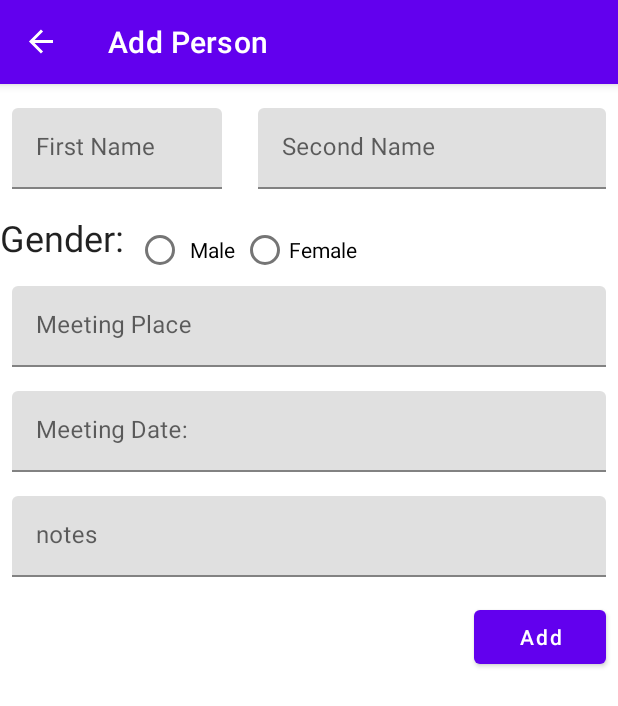
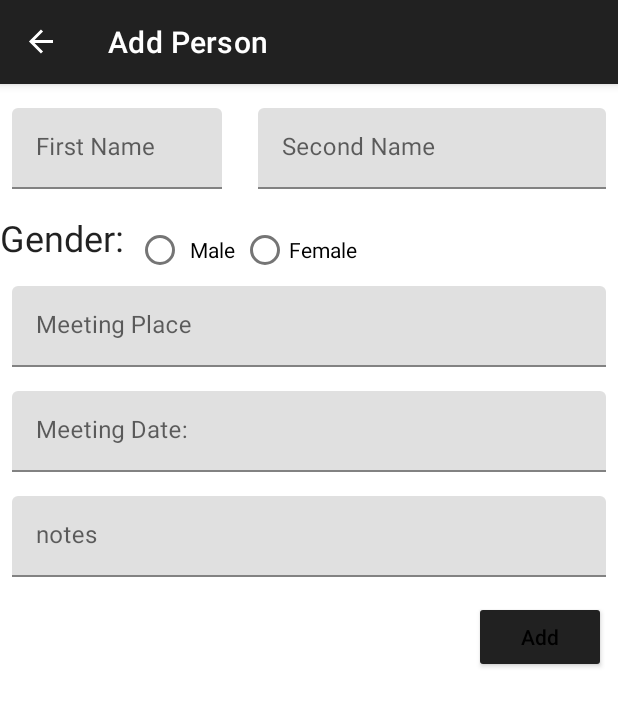
Before and after one commit to omer358/Remind-Me, an Android app: the AddPersonFragment screen opened through its navigation route, on a phone screen of 412 x 824 dp. Shown: the top 706 px of the screen. Run offline under Robolectric (Android 15) with nearby library versions, the phone set to English and light mode, and no system bars; our stand-ins replace Room's generated code, data binding, navigation-ui.

Commit message:
change the theme

```diff
--- a/app/src/main/java/com/example/remindme/MainActivity.kt
+++ b/app/src/main/java/com/example/remindme/MainActivity.kt
@@ -16,7 +16,7 @@ class MainActivity : AppCompatActivity() {
         super.onCreate(savedInstanceState)
         binding = DataBindingUtil.setContentView(this,R.layout.activity_main)
 
-        setSupportActionBar(binding.myToolbar)
+//        setSupportActionBar(binding.myToolbar)
         val navController = this.findNavController(R.id.nav_host_fragment_container)
         NavigationUI.setupActionBarWithNavController(this,navController)
     }
--- a/app/src/main/res/drawable-v21/custom_ripple.xml
+++ b/app/src/main/res/drawable-v21/custom_ripple.xml
@@ -1,6 +1,6 @@
 <?xml version="1.0" encoding="utf-8"?>
 <ripple xmlns:android="http://schemas.android.com/apk/res/android"
-    android:color="@color/colorAccent">
+    android:color="@color/primaryLightColor">
     <item
         android:id="@android:id/mask"
         android:drawable="@android:color/white" />
--- a/app/src/main/res/drawable/custom_ripple.xml
+++ b/app/src/main/res/drawable/custom_ripple.xml
@@ -3,7 +3,7 @@
 
     <item android:state_pressed="true">
         <shape android:shape="rectangle">
-            <solid android:color="@color/colorAccent" />
+            <solid android:color="@color/primaryLightColor" />
         </shape>
     </item>
 
--- a/app/src/main/res/drawable/splash_screen_background.xml
+++ b/app/src/main/res/drawable/splash_screen_background.xml
@@ -2,7 +2,7 @@
 <layer-list xmlns:app="http://schemas.android.com/apk/res-auto"
     xmlns:android="http://schemas.android.com/apk/res/android">
 
-    <item android:drawable="@color/colorPrimary"/>
+    <item android:drawable="@color/primaryColor"/>
     <item android:gravity="center"
         android:drawable="@drawable/ic_avatar_1"/>
 </layer-list>
--- a/app/src/main/res/layout/activity_main.xml
+++ b/app/src/main/res/layout/activity_main.xml
@@ -8,14 +8,14 @@
     android:layout_height="match_parent"
     tools:context=".MainActivity">
 
-    <androidx.appcompat.widget.Toolbar
-        android:id="@+id/my_toolbar"
-        android:layout_width="match_parent"
-        android:layout_height="?attr/actionBarSize"
-        android:background="?attr/colorPrimary"
-        android:elevation="4dp"
-        style="@style/Widget.MaterialComponents.Toolbar.Primary"
-        app:layout_constraintTop_toTopOf="parent"/>
+<!--    <androidx.appcompat.widget.Toolbar-->
+<!--        android:id="@+id/my_toolbar"-->
+<!--        android:layout_width="match_parent"-->
+<!--        android:layout_height="?attr/actionBarSize"-->
+<!--        android:background="?attr/colorPrimary"-->
+<!--        android:elevation="4dp"-->
+<!--        style="@style/AppTheme"-->
+<!--        app:layout_constraintTop_toTopOf="parent"/>-->
 
     <fragment
         android:id="@+id/nav_host_fragment_container"
@@ -25,7 +25,7 @@
         app:layout_constraintBottom_toBottomOf="parent"
         app:layout_constraintEnd_toEndOf="parent"
         app:layout_constraintStart_toStartOf="parent"
-        app:layout_constraintTop_toBottomOf="@id/my_toolbar"
+        app:layout_constraintTop_toTopOf="parent"
         app:defaultNavHost="true"
         app:navGraph="@navigation/nav_graph"/>
 
--- a/app/src/main/res/layout/add_person_fragment.xml
+++ b/app/src/main/res/layout/add_person_fragment.xml
@@ -27,7 +27,9 @@
             android:hint="@string/first_name"
             app:layout_constraintEnd_toStartOf="@+id/outlined_second_name"
             app:layout_constraintStart_toStartOf="parent"
-            app:layout_constraintTop_toTopOf="parent">
+            app:layout_constraintTop_toTopOf="parent"
+            android:layout_marginLeft="8dp"
+            android:layout_marginRight="24dp">
 
             <com.google.android.material.textfield.TextInputEditText
                 android:id="@+id/et_first_name"
@@ -164,9 +166,11 @@
             android:layout_marginTop="16dp"
             android:layout_marginEnd="8dp"
             android:text="@string/done_string"
+            style="@style/Widget.AppCompat.Button"
             android:textAllCaps="false"
             app:layout_constraintEnd_toEndOf="parent"
-            app:layout_constraintTop_toBottomOf="@id/outlined_note" />
+            app:layout_constraintTop_toBottomOf="@id/outlined_note"
+            android:layout_marginRight="8dp" />
 
 
     </androidx.constraintlayout.widget.ConstraintLayout>
--- a/app/src/main/res/layout/people_fragment.xml
+++ b/app/src/main/res/layout/people_fragment.xml
@@ -34,7 +34,7 @@
         app:layout_constraintBottom_toBottomOf="parent"
         android:layout_margin="16dp"
         app:srcCompat="@drawable/ic_baseline_add_24"
-        app:rippleColor="@color/colorPrimary" />
+        app:rippleColor="@color/primaryColor" />
 
     <ImageView
         android:id="@+id/empty_state_image"
--- a/app/src/main/res/layout/person_details_fragment.xml
+++ b/app/src/main/res/layout/person_details_fragment.xml
@@ -24,9 +24,9 @@
             app:layout_constraintTop_toTopOf="parent"
             tools:src="@drawable/ic_avatar_1"
             app:genderImage="@{viewModel.person}"
-            app:civ_border_color="@color/colorPrimaryDark"
+            app:civ_border_color="@color/primaryColor"
             app:civ_border_width="1dp"
-            app:civ_circle_background_color="@color/colorAccent"/>
+            app:civ_circle_background_color="@color/secondaryLightColor"/>
 
         <TextView
             android:id="@+id/full_name"
--- a/app/src/main/res/values/colors.xml
+++ b/app/src/main/res/values/colors.xml
@@ -1,6 +1,11 @@
 <?xml version="1.0" encoding="utf-8"?>
 <resources>
-    <color name="colorPrimary">#6200EE</color>
-    <color name="colorPrimaryDark">#3700B3</color>
-    <color name="colorAccent">#03DAC5</color>
+    <color name="primaryColor">#e91e63</color>
+    <color name="primaryLightColor">#ff6090</color>
+    <color name="primaryDarkColor">#b0003a</color>
+    <color name="secondaryColor">#ce93d8</color>
+    <color name="secondaryLightColor">#ffc4ff</color>
+    <color name="secondaryDarkColor">#9c64a6</color>
+    <color name="primaryTextColor">#000000</color>
+    <color name="secondaryTextColor">#000000</color>
 </resources>
--- a/app/src/main/res/values/styles.xml
+++ b/app/src/main/res/values/styles.xml
@@ -1,19 +1,23 @@
 <resources>
     <!-- Base application theme. -->
-    <style name="AppTheme" parent="Theme.MaterialComponents.DayNight.NoActionBar">
+    <style name="AppTheme" parent="Theme.MaterialComponents.Light.DarkActionBar">
         <!-- Customize your theme here. -->
-        <item name="colorPrimary">@color/colorPrimary</item>
-        <item name="colorPrimaryDark">@color/colorPrimaryDark</item>
-        <item name="colorAccent">@color/colorAccent</item>
+        <item name="android:colorPrimary">@color/primaryColor</item>
+        <item name="colorPrimaryVariant">@color/primaryLightColor</item>
+        <item name="colorOnPrimary">@color/primaryTextColor</item>
+        <item name="android:colorPrimaryDark">@color/primaryDarkColor</item>
+        <item name="colorSecondary">@color/secondaryColor</item>
+        <item name="colorSecondaryVariant">@color/secondaryLightColor</item>
+        <item name="colorOnSecondary">@color/secondaryTextColor</item>
     </style>
 
 
     <!--Splash Screen theme-->
-    <style name="SplashScreenTheme" parent = "Theme.AppCompat.NoActionBar">
+    <style name="SplashScreenTheme" parent = "Theme.MaterialComponents.NoActionBar">
     <item
         name="android:windowBackground">@drawable/splash_screen_background
     </item>
-        <item name="colorPrimaryDark">@color/colorPrimary</item>
+        <item name="colorPrimaryDark">@color/primaryColor</item>
 </style>
 
 </resources>
```
